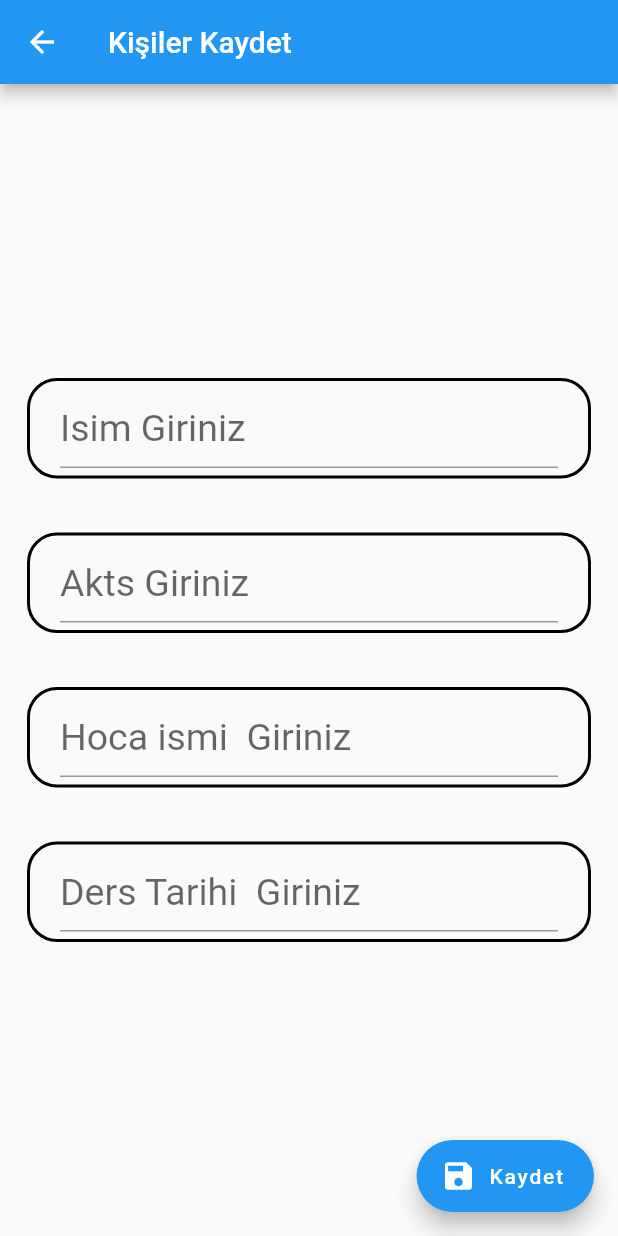
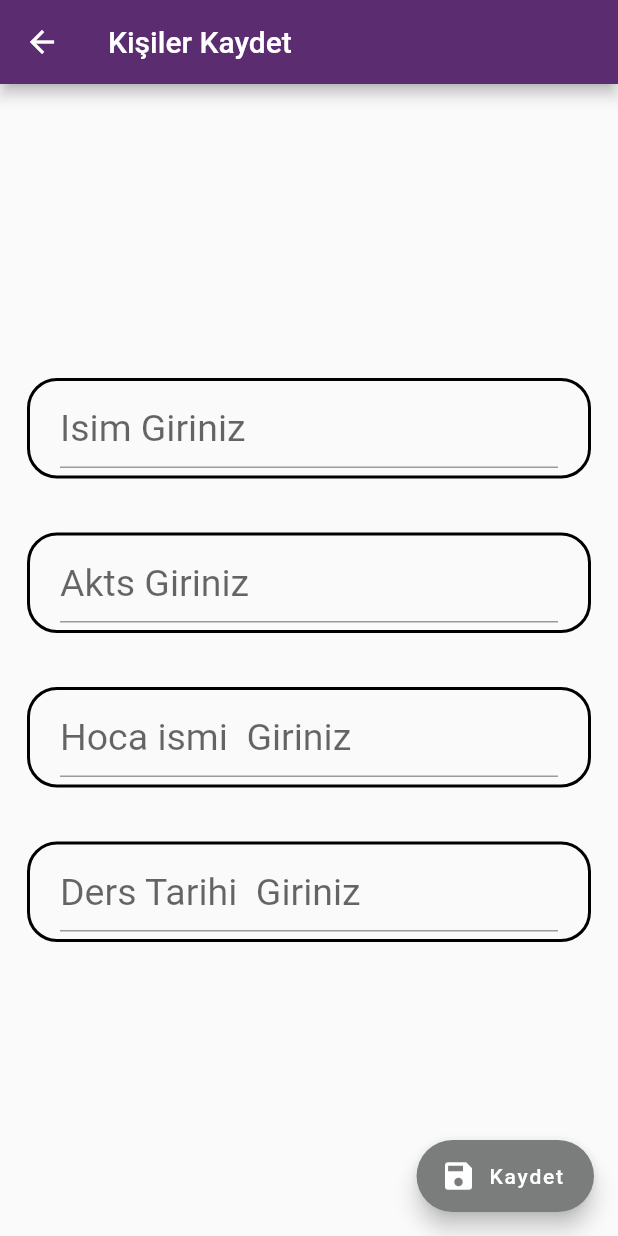
Before and after one commit to Ahmetakaslan/Ders_Program-_app, a Flutter app: the screen it shows after launch, after a tap on "Ekle", on a phone screen of 412 x 824 dp. Run offline on Flutter 3.47's test engine with Material 2 defaults, Android fonts, the light colour scheme and no system bars; our stand-ins replace sqflite; missing offline and left inert: dart:ffi; accounts and stored records are empty.

Commit message:
Ders_Programınızı_daha_kolay_hale_getirmek_icin_kullanisli_bir_app

```diff
--- a/lib/kisidetay_widget.dart
+++ b/lib/kisidetay_widget.dart
@@ -72,7 +72,8 @@ class _KisiDetayState extends State<KisiDetay> {
     Size size=MediaQuery.of(context).size;
     return Scaffold(
       appBar: AppBar(
-        title: Text("Derslerin ayrıntısı "),
+        backgroundColor: Color(0xFF9A7D0A),
+            title: Text("Derslerin ayrıntısı "),
       ),
       body: Center(
         child: Column(
--- a/lib/kisikayitsayfasi_widget.dart
+++ b/lib/kisikayitsayfasi_widget.dart
@@ -32,9 +32,11 @@ class _Kisi_KaydetState extends State<Kisi_Kaydet> {
   Widget build(BuildContext context) {
     return Scaffold(
       appBar: AppBar(
+        backgroundColor: Color(0xFF5B2C6F),
         title: Text("Kişiler Kaydet"),
       ),
       body: Center(
+        child: SingleChildScrollView(
           child: Column(
             mainAxisAlignment: MainAxisAlignment.center,
             children: <Widget>[
@@ -108,7 +110,9 @@ class _Kisi_KaydetState extends State<Kisi_Kaydet> {
             ],
           ),
         ),
+      ),
       floatingActionButton: FloatingActionButton.extended(
+        backgroundColor: Color(0xFF7B7D7D),
         onPressed: () {
         if(a.text=="" || b.text =="" ||c.text==""){
   ScaffoldMessenger.of(context).showSnackBar(
--- a/lib/main.dart
+++ b/lib/main.dart
@@ -138,13 +138,15 @@ class _AnaEkranState extends State<AnaEkran> {
   Widget build(BuildContext context) {
     return Scaffold(
       appBar: AppBar(
+        backgroundColor: Color(0xFF5D6D7E),
         /// kendi leadingine icon buton verererk basıldığında uygulamadan çıkış sağlanır
         leading: IconButton(
           icon: Icon(Icons.arrow_back),
           onPressed: () => uygulamayiKapat(),
         ),
         title: aramaYapiliyormu
-            ? TextField(
+            ? TextFormField(
+          style: TextStyle(color: Colors.white),
                 onChanged: (value) {
                   print(value);
                   setState(() {
@@ -265,6 +267,7 @@ class _AnaEkranState extends State<AnaEkran> {
         ),
       ),
       floatingActionButton: FloatingActionButton.extended(
+          backgroundColor: Color(0xFF7B7D7D),
           onPressed: () {
             Navigator.push(
                 context,
```
Lines whose indentation alone changed are shown as unchanged.
